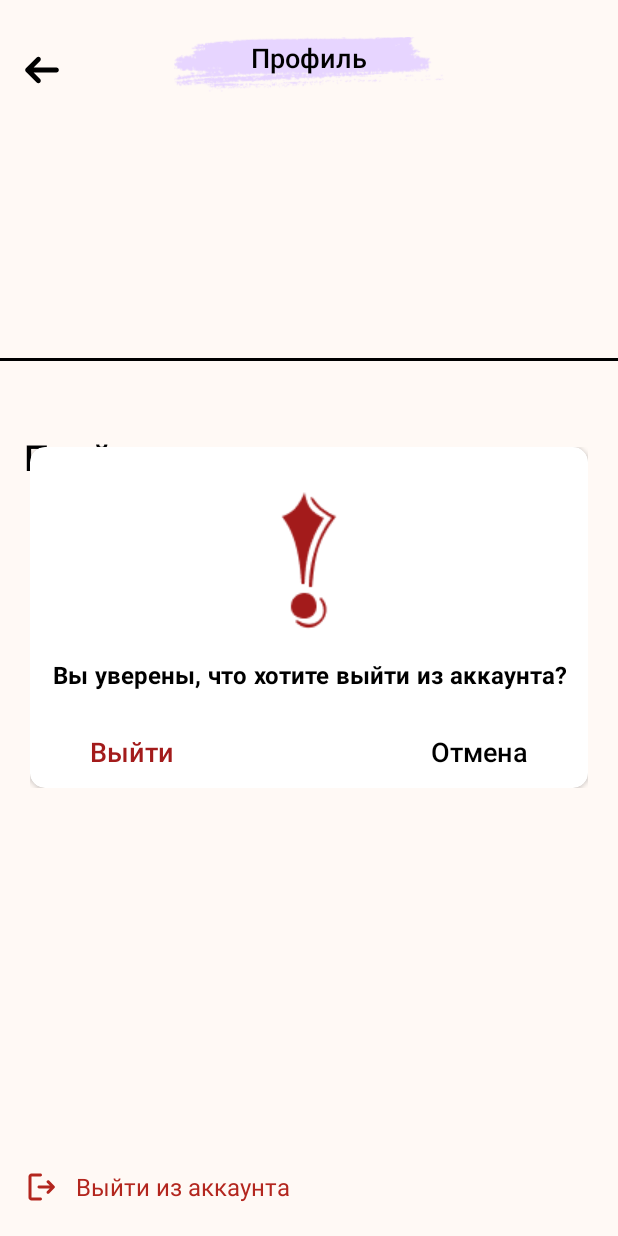
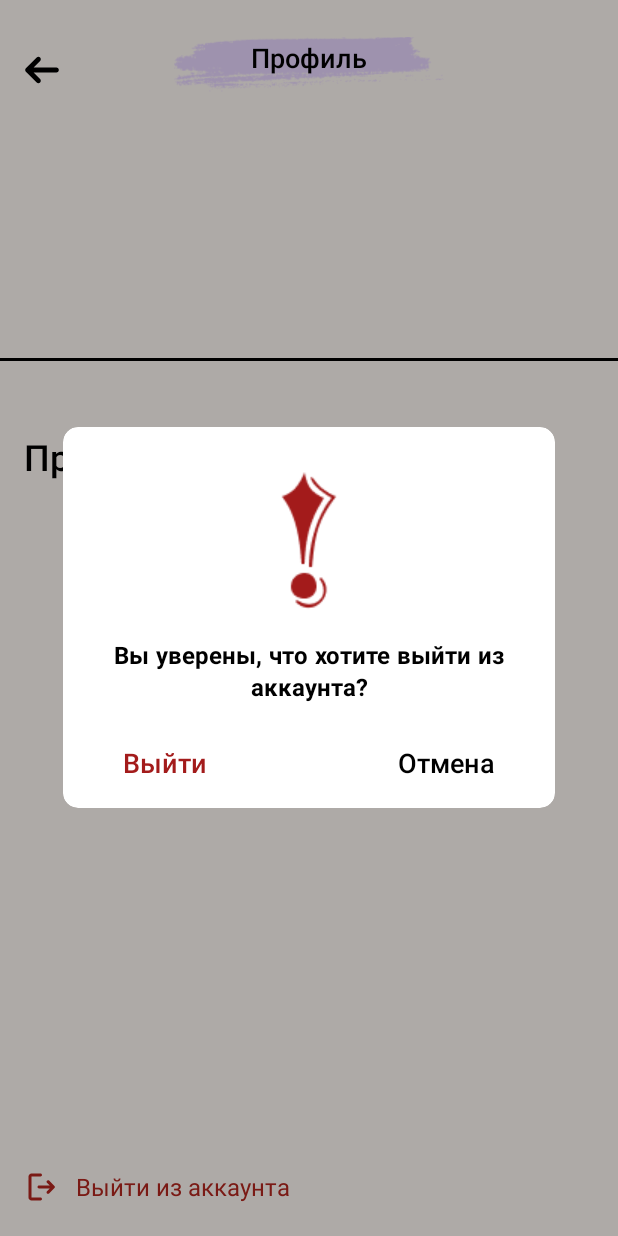
Before and after one commit to rybakova-auca-2021/NeoQuiz, an Android app: the ProfileFragment screen opened through its navigation route, after a tap on "Выйти из аккаунта", on a phone screen of 412 x 824 dp. Run offline under Robolectric (Android 15) with nearby library versions, the phone set to English and light mode, and no system bars; Roboto replaces fonts that are not available here; 1 statement that could not run was skipped.

Commit message:
fixed dialogs

```diff
--- a/app/src/main/java/com/example/neoquizapp/view/auth/CreateNewPasswordFragment.kt
+++ b/app/src/main/java/com/example/neoquizapp/view/auth/CreateNewPasswordFragment.kt
@@ -128,11 +128,6 @@ class CreateNewPasswordFragment : Fragment() {
         val myDialog = Dialog(requireContext())
         myDialog.setContentView(dialogView)
 
-        val layoutParams = WindowManager.LayoutParams()
-        layoutParams.width = WindowManager.LayoutParams.MATCH_PARENT // Width of the dialog window
-        layoutParams.height = WindowManager.LayoutParams.WRAP_CONTENT // Height of the dialog window
-        myDialog.window?.attributes = layoutParams
-
         myDialog.setCancelable(true)
         myDialog.window?.setBackgroundDrawable(ColorDrawable(Color.TRANSPARENT))
         myDialog.show()
--- a/app/src/main/java/com/example/neoquizapp/view/mainPage/ProfileFragment.kt
+++ b/app/src/main/java/com/example/neoquizapp/view/mainPage/ProfileFragment.kt
@@ -78,20 +78,13 @@ class ProfileFragment : Fragment() {
         val dialogView = LayoutInflater.from(requireContext()).inflate(R.layout.dialog_logout, null)
         val myDialog = Dialog(requireContext())
         myDialog.setContentView(dialogView)
-        val closeBtn = myDialog.findViewById<TextView>(R.id.btn_clode)
-        val logoutBtn = myDialog.findViewById<TextView>(R.id.btn_logout)
-
-        val margin = 20
-        val density = resources.displayMetrics.density
-
-        val layoutParams = WindowManager.LayoutParams()
-        layoutParams.width = (resources.displayMetrics.widthPixels - 2 * margin * density).toInt()
-        layoutParams.height = WindowManager.LayoutParams.WRAP_CONTENT
-        myDialog.window?.attributes = layoutParams
 
         myDialog.setCancelable(true)
         myDialog.window?.setBackgroundDrawable(ColorDrawable(Color.TRANSPARENT))
         myDialog.show()
+
+        val closeBtn = myDialog.findViewById<TextView>(R.id.btn_clode)
+        val logoutBtn = myDialog.findViewById<TextView>(R.id.btn_logout)
 
         closeBtn.setOnClickListener {
             myDialog.dismiss()
--- a/app/src/main/res/layout/dialog_logout.xml
+++ b/app/src/main/res/layout/dialog_logout.xml
@@ -1,9 +1,12 @@
 <?xml version="1.0" encoding="utf-8"?>
-
-<androidx.cardview.widget.CardView
+<androidx.constraintlayout.widget.ConstraintLayout
     xmlns:android="http://schemas.android.com/apk/res/android"
     xmlns:app="http://schemas.android.com/apk/res-auto"
     xmlns:tools="http://schemas.android.com/tools"
+    android:layout_width="match_parent"
+    android:layout_height="match_parent">
+
+<androidx.cardview.widget.CardView
     android:layout_width="328dp"
     android:layout_height="254dp"
     app:cardCornerRadius="10dp"
@@ -74,3 +77,4 @@
             app:layout_constraintTop_toBottomOf="@+id/good_text" />
     </androidx.constraintlayout.widget.ConstraintLayout>
 </androidx.cardview.widget.CardView>
+</androidx.constraintlayout.widget.ConstraintLayout>
```
Also changed, not shown: app/src/main/res/layout/dialog_password_changed.xml (+6 -2 lines).
